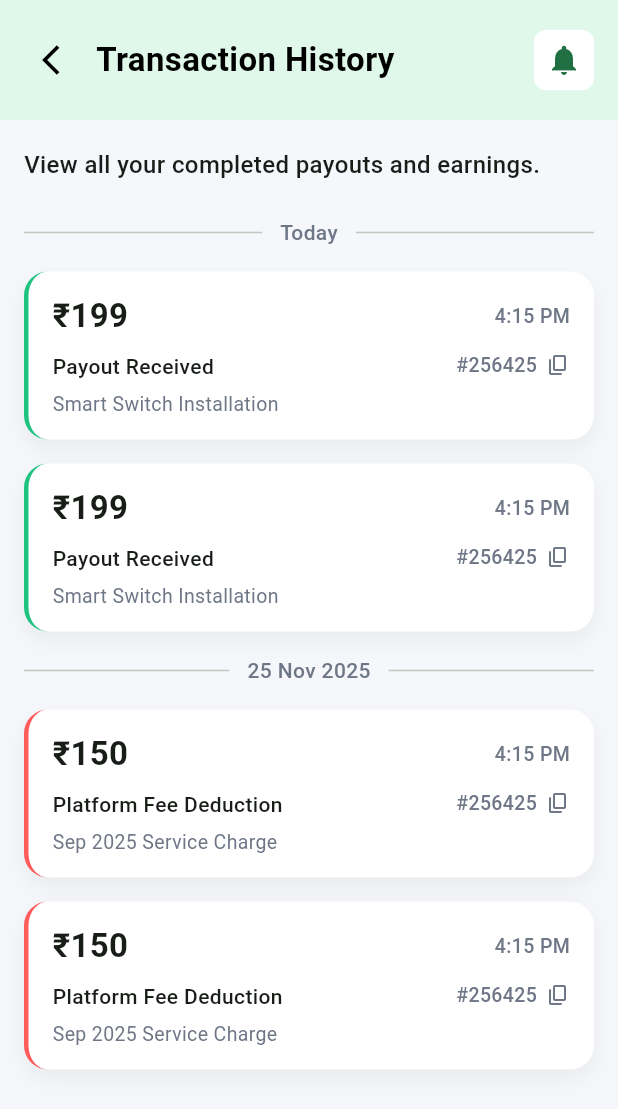
After one commit to KundanRajpurohit/fixify_admin, a Flutter app: the TransactionHistoryScreen screen opened directly, on a phone screen of 412 x 824 dp. The commit adds this screen. Shown: the top 1109 px of the screen. Run offline on Flutter 3.47's test engine with Material 3 defaults, Android fonts, the phone set to English and light mode, and no system bars; our stand-ins replace dio, file_picker, flutter_animate, flutter_riverpod, flutter_screenutil, font_awesome_flutter and 8 more; accounts and stored records are empty.

Commit message:
ui changes

```diff
--- a/lib/screens/dashboard/my_jobs_screen.dart
+++ b/lib/screens/dashboard/my_jobs_screen.dart
@@ -1,3 +1,4 @@
+import 'package:fixify_admin/components/custom_app_bar.dart';
 import 'package:fixify_admin/config/app_colors.dart';
 import 'package:fixify_admin/screens/dashboard/job_details_screen.dart';
 import 'package:flutter/material.dart';
@@ -38,45 +39,11 @@ class _MyJobsScreenState extends State<MyJobsScreen>
   @override
   Widget build(BuildContext context) {
     return Scaffold(
+      appBar: CustomAppBar(title: 'My Jobs'),
       backgroundColor: const Color(0xFFF5F7F8),
       body: Column(
         children: [
           // Header
-          Container(
-            padding: const EdgeInsets.fromLTRB(16, 50, 16, 16),
-            decoration: BoxDecoration(
-              color: AppColors.secondary.withOpacity(0.4),
-            ),
-            child: Row(
-              mainAxisAlignment: MainAxisAlignment.spaceBetween,
-              children: [
-                const Text(
-                  'My Jobs',
-                  style: TextStyle(
-                    fontSize: 24,
-                    fontWeight: FontWeight.bold,
-                    color: Colors.black87,
-                  ),
-                ),
-                Container(
-                  decoration: const BoxDecoration(
-                    color: Colors.white,
-                    shape: BoxShape.circle,
-                  ),
-                  child: IconButton(
-                    icon: const Icon(
-                      Icons.notifications,
-                      color: Color(0xFF217043),
-                      size: 22,
-                    ),
-                    onPressed: () {
-                      // Handle notifications
-                    },
-                  ),
-                ),
-              ],
-            ),
-          ),
           Container(
             color: Colors.white,
             padding: const EdgeInsets.symmetric(vertical: 12),
--- a/lib/screens/dashboard/profile_screen.dart
+++ b/lib/screens/dashboard/profile_screen.dart
@@ -5,6 +5,7 @@ import 'package:fixify_admin/providers/location_provider.dart'
 import 'package:fixify_admin/screens/dashboard/bank_accounts_screen.dart';
 import 'package:fixify_admin/screens/settings/earnings_dashboard_screen.dart';
 import 'package:fixify_admin/screens/settings/revieW_page.dart';
+import 'package:fixify_admin/screens/settings/transaction_history.dart';
 import 'package:fixify_admin/services/user_service.dart';
 import 'package:fixify_admin/widgets/logout_dialog.dart';
 import 'package:flutter/material.dart';
@@ -352,7 +353,12 @@ class _ProfileScreenState extends ConsumerState<ProfileScreen> {
             icon: Icons.swap_horiz,
             title: 'Transaction History',
             onTap: () {
-              // Navigate to transaction history
+              Navigator.push(
+                context,
+                MaterialPageRoute(
+                  builder: (context) => const TransactionHistoryScreen(),
+                ),
+              );
             },
           ),
           const Divider(height: 24),
--- /dev/null
+++ b/lib/screens/settings/transaction_history.dart
@@ -0,0 +1,235 @@
+import 'package:fixify_admin/components/custom_app_bar.dart';
+import 'package:flutter/material.dart';
+
+class TransactionHistoryScreen extends StatelessWidget {
+  const TransactionHistoryScreen({super.key});
+
+  @override
+  Widget build(BuildContext context) {
+    final transactions = <_TransactionGroup>[
+      _TransactionGroup(
+        label: 'Today',
+        items: [
+          _TransactionItem(
+            amount: '₹199',
+            time: '4:15 PM',
+            title: 'Payout Received',
+            subTitle: 'Smart Switch Installation',
+            txnId: '#256425',
+            type: TransactionType.credit,
+          ),
+          _TransactionItem(
+            amount: '₹199',
+            time: '4:15 PM',
+            title: 'Payout Received',
+            subTitle: 'Smart Switch Installation',
+            txnId: '#256425',
+            type: TransactionType.credit,
+          ),
+        ],
+      ),
+      _TransactionGroup(
+        label: '25 Nov 2025',
+        items: [
+          _TransactionItem(
+            amount: '₹150',
+            time: '4:15 PM',
+            title: 'Platform Fee Deduction',
+            subTitle: 'Sep 2025 Service Charge',
+            txnId: '#256425',
+            type: TransactionType.debit,
+          ),
+          _TransactionItem(
+            amount: '₹150',
+            time: '4:15 PM',
+            title: 'Platform Fee Deduction',
+            subTitle: 'Sep 2025 Service Charge',
+            txnId: '#256425',
+            type: TransactionType.debit,
+          ),
+        ],
+      ),
+    ];
+
+    return Scaffold(
+      backgroundColor: const Color(0xFFF5F7FB),
+      appBar: CustomAppBar(title: 'Transaction History', showbackButton: true),
+      body: Padding(
+        padding: const EdgeInsets.symmetric(horizontal: 16),
+        child: ListView(
+          children: [
+            const SizedBox(height: 18),
+            const Text(
+              'View all your completed payouts and earnings.',
+              style: TextStyle(fontSize: 16, fontWeight: FontWeight.w500),
+            ),
+            const SizedBox(height: 24),
+            for (final group in transactions) ...[
+              _DateDivider(label: group.label),
+              const SizedBox(height: 16),
+              for (final item in group.items) ...[
+                _TransactionCard(item: item),
+                const SizedBox(height: 16),
+              ],
+            ],
+            const SizedBox(height: 16),
+          ],
+        ),
+      ),
+    );
+  }
+}
+
+enum TransactionType { credit, debit }
+
+class _TransactionItem {
+  final String amount;
+  final String time;
+  final String title;
+  final String subTitle;
+  final String txnId;
+  final TransactionType type;
+
+  _TransactionItem({
+    required this.amount,
+    required this.time,
+    required this.title,
+    required this.subTitle,
+    required this.txnId,
+    required this.type,
+  });
+}
+
+class _TransactionGroup {
+  final String label;
+  final List<_TransactionItem> items;
+
+  _TransactionGroup({required this.label, required this.items});
+}
+
+class _DateDivider extends StatelessWidget {
+  final String label;
+
+  const _DateDivider({required this.label});
+
+  @override
+  Widget build(BuildContext context) {
+    return Row(
+      children: [
+        const Expanded(child: Divider(thickness: 1)),
+        Padding(
+          padding: const EdgeInsets.symmetric(horizontal: 12),
+          child: Text(
+            label,
+            style: const TextStyle(
+              fontWeight: FontWeight.w500,
+              fontSize: 14,
+              color: Color(0xFF6F7787),
+            ),
+          ),
+        ),
+        const Expanded(child: Divider(thickness: 1)),
+      ],
+    );
+  }
+}
+
+class _TransactionCard extends StatelessWidget {
+  final _TransactionItem item;
+
+  const _TransactionCard({required this.item});
+
+  @override
+  Widget build(BuildContext context) {
+    final borderColor =
+        item.type == TransactionType.credit
+            ? const Color(0xFF1EC37F)
+            : const Color(0xFFFF5B5B);
+
+    return Container(
+      decoration: BoxDecoration(
+        color: Colors.white,
+        borderRadius: BorderRadius.circular(16),
+        border: Border(left: BorderSide(color: borderColor, width: 3)),
+        boxShadow: [
+          BoxShadow(
+            blurRadius: 12,
+            offset: const Offset(0, 6),
+            color: Colors.black.withOpacity(0.05),
+          ),
+        ],
+      ),
+      padding: const EdgeInsets.symmetric(horizontal: 16, vertical: 14),
+      child: Column(
+        crossAxisAlignment: CrossAxisAlignment.start,
+        children: [
+          /// Amount + time
+          Row(
+            children: [
+              Text(
+                item.amount,
+                style: const TextStyle(
+                  fontSize: 22,
+                  fontWeight: FontWeight.w700,
+                ),
+              ),
+              const Spacer(),
+              Text(
+                item.time,
+                style: const TextStyle(
+                  fontSize: 13,
+                  color: Color(0xFF6F7787),
+                  fontWeight: FontWeight.w500,
+                ),
+              ),
+            ],
+          ),
+          const SizedBox(height: 8),
+
+          /// Title + txnId + copy icon
+          Row(
+            crossAxisAlignment: CrossAxisAlignment.start,
+            children: [
+              Expanded(
+                child: Text(
+                  item.title,
+                  style: const TextStyle(
+                    fontSize: 14,
+                    fontWeight: FontWeight.w500,
+                  ),
+                ),
+              ),
+              const SizedBox(width: 8),
+              Row(
+                mainAxisSize: MainAxisSize.min,
+                children: [
+                  Text(
+                    item.txnId,
+                    style: const TextStyle(
+                      fontSize: 13,
+                      fontWeight: FontWeight.w500,
+                      color: Color(0xFF6F7787),
+                    ),
+                  ),
+                  const SizedBox(width: 6),
+                  const Icon(
+                    Icons.copy_rounded,
+                    size: 16,
+                    color: Color(0xFF6F7787),
+                  ),
+                ],
+              ),
+            ],
+          ),
+          const SizedBox(height: 6),
+
+          /// Sub title
+          Text(
+            item.subTitle,
+            style: const TextStyle(fontSize: 13, color: Color(0xFF6F7787)),
+          ),
+        ],
+      ),
+    );
+  }
+}
```
